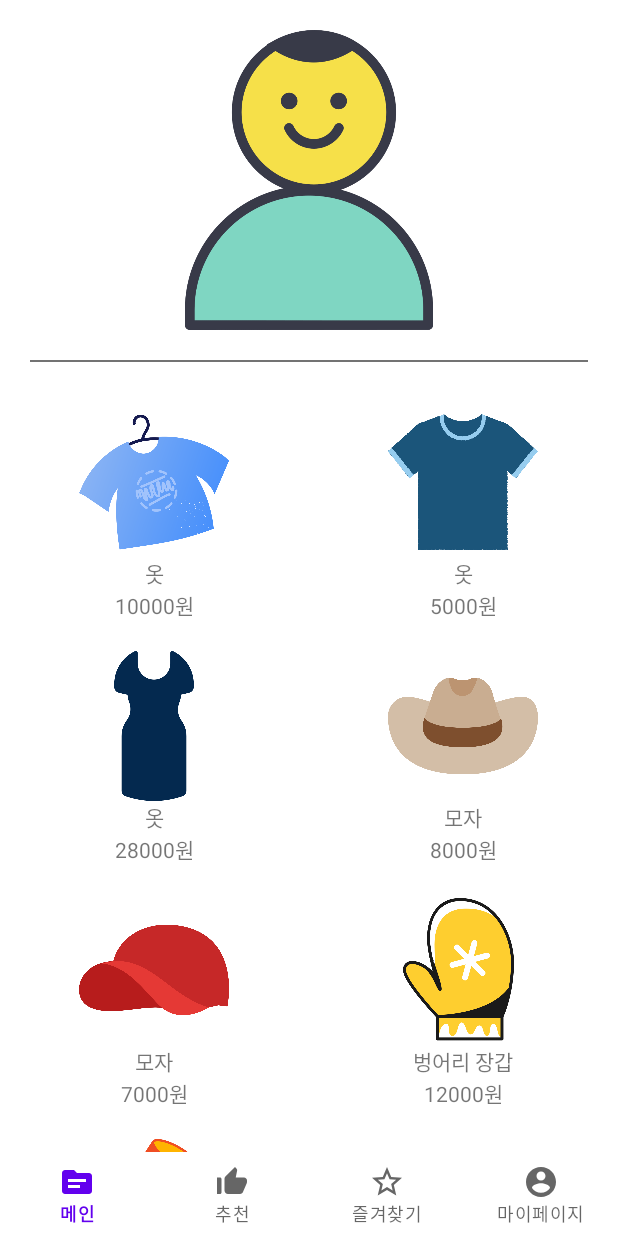
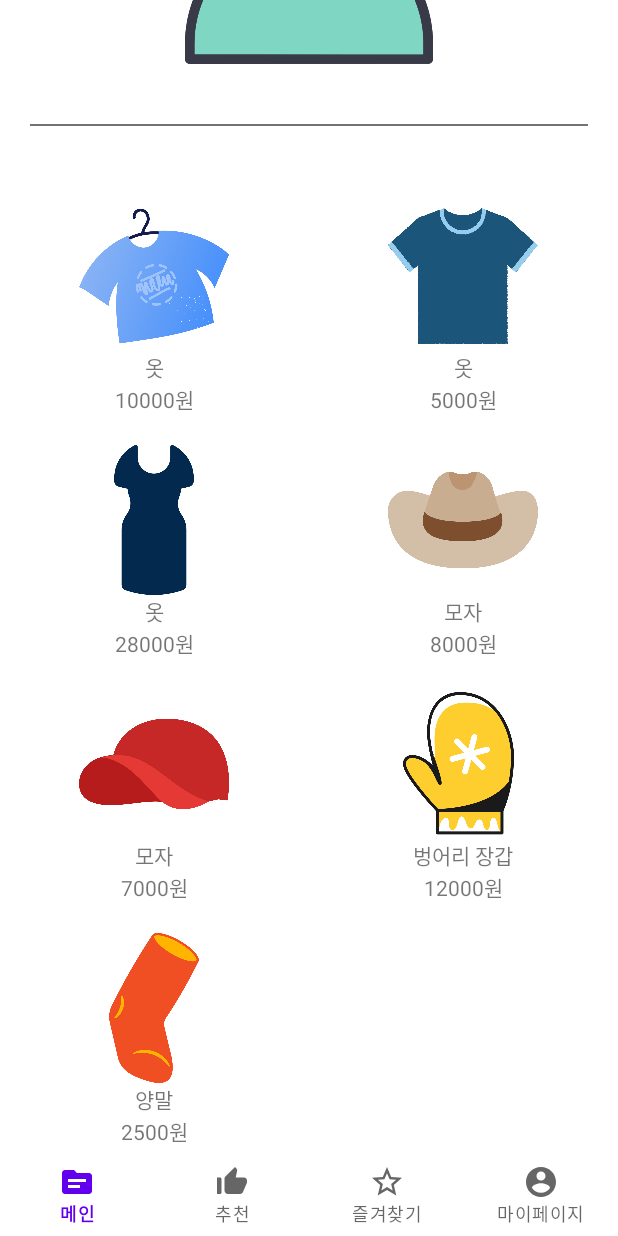
Before and after one commit to otu165/Shop, an Android app: the screen it shows after launch (MainActivity), on a phone screen of 412 x 824 dp. Run offline under Robolectric (Android 15) with nearby library versions, the light colour scheme and no system bars.

Commit message:
juyeon_MainActivity_scrollview 생성

```diff
--- a/app/src/main/java/com/example/shopping/feature/main/MainActivity.kt
+++ b/app/src/main/java/com/example/shopping/feature/main/MainActivity.kt
@@ -22,6 +22,7 @@ class MainActivity : AppCompatActivity() {
         viewPagerMain.adapter = viewPagerAdapter
 
         // 2. GridView
+        // TODO 높이를 지정해주지 않으면 짤려서 출력되는 문제 있음
         val gridViewAdapter = MainGridViewAdapter(this)
         gridViewMain.adapter = gridViewAdapter
     }
--- a/app/src/main/java/com/example/shopping/feature/main/MainGridViewAdapter.kt
+++ b/app/src/main/java/com/example/shopping/feature/main/MainGridViewAdapter.kt
@@ -1,6 +1,7 @@
 package com.example.shopping.feature.main
 
 import android.content.Context
+import android.util.Log
 import android.view.LayoutInflater
 import android.view.View
 import android.view.ViewGroup
@@ -36,7 +37,9 @@ class MainGridViewAdapter(private val context : Context) : BaseAdapter() {
     }
 
     override fun getView(position: Int, convertView: View?, parent: ViewGroup?): View {
-        val view = LayoutInflater.from(context).inflate(R.layout.item_main_grid_view, null)
+        Log.d("TAG", "getView() 메서드 호출" )
+
+        val view = LayoutInflater.from(context).inflate(R.layout.item_main_grid_view, parent, false)
 
         // compose item view
         view.imgItemMainGridView.setImageResource(data[position].resource)
@@ -46,4 +49,8 @@ class MainGridViewAdapter(private val context : Context) : BaseAdapter() {
         return view
     }
 
+    companion object {
+        private const val TAG = "MainGridViewAdapter"
+    }
+
 }
--- a/app/src/main/res/layout/activity_main.xml
+++ b/app/src/main/res/layout/activity_main.xml
@@ -6,6 +6,16 @@
     android:layout_width="match_parent"
     android:layout_height="match_parent"
     tools:context=".feature.main.MainActivity">
+
+    <androidx.core.widget.NestedScrollView
+        android:fillViewport="true"
+        android:layout_width="match_parent"
+        android:layout_height="match_parent">
+
+        <LinearLayout
+            android:layout_width="match_parent"
+            android:layout_height="match_parent"
+            android:orientation="vertical">
 
             <androidx.constraintlayout.widget.ConstraintLayout
                 android:id="@+id/constraintMain1"
@@ -37,13 +47,15 @@
             <GridView
                 android:id="@+id/gridViewMain"
                 android:layout_width="match_parent"
-        android:layout_height="wrap_content"
+                android:layout_height="700dp"
                 android:numColumns="2"
                 android:layout_marginTop="20dp"
                 android:layout_marginBottom="?attr/actionBarSize"
-        app:layout_constraintTop_toBottomOf="@id/viewMain"
-        app:layout_constraintLeft_toLeftOf="parent"
-        app:layout_constraintRight_toRightOf="parent"/>
+                app:layout_constraintTop_toBottomOf="@id/viewMain"/>
+
+        </LinearLayout>
+
+    </androidx.core.widget.NestedScrollView>
 
         <androidx.constraintlayout.widget.ConstraintLayout
             android:layout_width="match_parent"
@@ -58,4 +70,6 @@
         </androidx.constraintlayout.widget.ConstraintLayout>
 
 
+
+
 </androidx.constraintlayout.widget.ConstraintLayout>
```
Lines whose indentation alone changed are shown as unchanged.
